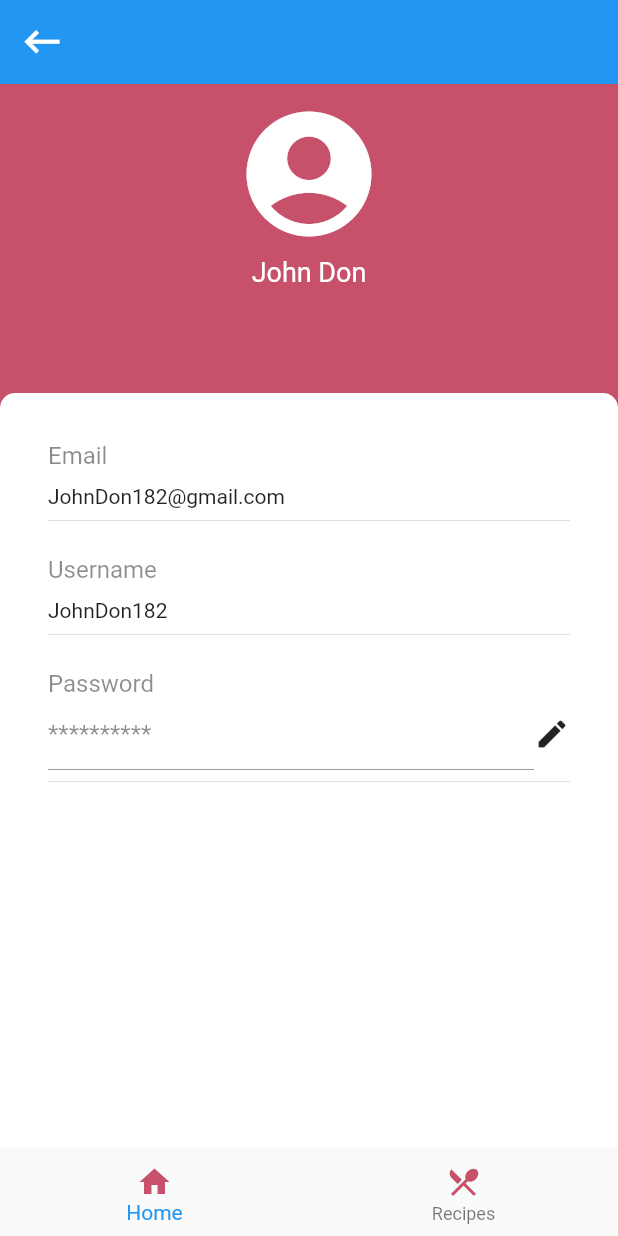
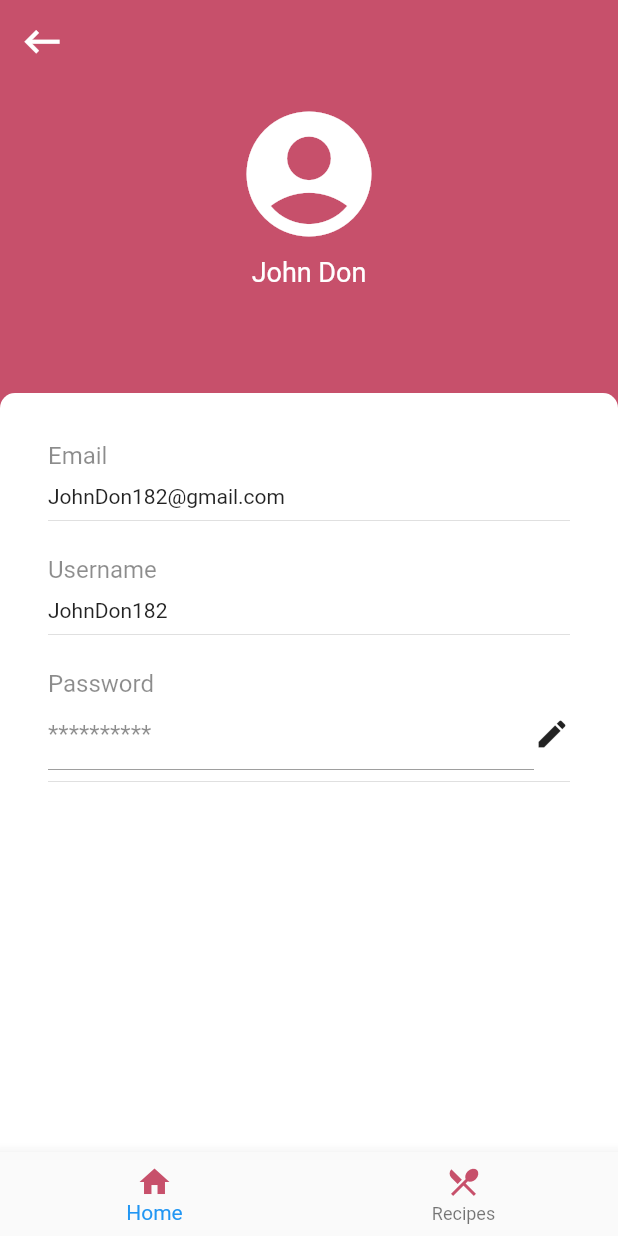
Before and after one commit to josecumbe/recipeAgg, a Flutter app: the screen it shows after launch, after a tap on the "account circle" icon, on a phone screen of 412 x 824 dp. Run offline on Flutter 3.47's test engine with Material 2 defaults, Android fonts, the phone set to English and light mode, and no system bars; missing offline and left inert: dart:ffi.

Commit message:
fix appbar background color

```diff
--- a/lib/main.dart
+++ b/lib/main.dart
@@ -6,5 +6,6 @@ import './screens/profile.dart';
 
 
 void main() => runApp(MaterialApp(
+  debugShowCheckedModeBanner: false,
   home:HomePage(),
 ));
--- a/lib/screens/details_recipe.dart
+++ b/lib/screens/details_recipe.dart
@@ -12,6 +12,7 @@ class _DetailsRecipe extends State<DetailsRecipe> {
   Widget build(BuildContext context) {
     return Scaffold(
       appBar: AppBar(
+        backgroundColor: Color(0XFFC7506B),
         centerTitle: true,
         title: Text('Prepare Recipe'),
         leading: IconButton(
--- a/lib/screens/home_page.dart
+++ b/lib/screens/home_page.dart
@@ -18,7 +18,7 @@ class HomePage extends StatefulWidget {
 }
 
 class _HomePageState extends State<HomePage> {
-  int _current_index = 0;
+
   Widget callPage(int currentIndex) {
 
   }
@@ -26,6 +26,7 @@ class _HomePageState extends State<HomePage> {
   Widget build(BuildContext context) {
     return Scaffold(
       appBar: AppBar(
+        backgroundColor: Color(0XFFC7506B),
         leading: IconButton(
           onPressed: () {
             Navigator.push(context, MaterialPageRoute(builder: (BuildContext context) => Profile()));
@@ -364,7 +365,7 @@ class _HomePageState extends State<HomePage> {
       ),
 
       bottomNavigationBar: BottomNavigationBar(
-        currentIndex: _current_index,
+
         items: [
           BottomNavigationBarItem(
             icon: Icon(
@@ -385,12 +386,7 @@ class _HomePageState extends State<HomePage> {
           ),
 
         ],
-        onTap: (index){
-          setState(() {
-            _current_index=index;
-          });
 
-        },
       ),
     );
   }
--- a/lib/screens/profile.dart
+++ b/lib/screens/profile.dart
@@ -19,6 +19,7 @@ class _ProfileState extends State<Profile> {
   Widget build(BuildContext context) {
     return Scaffold(
       appBar: AppBar(
+        backgroundColor: Color(0XFFC7506B),
         leading: IconButton(
           onPressed: () {
             Navigator.pop(context);
--- a/lib/screens/suggestions.dart
+++ b/lib/screens/suggestions.dart
@@ -14,7 +14,10 @@ class _Suggestions extends State<Suggestions> {
   Widget build(BuildContext context) {
     return Scaffold(
 
+
+
       appBar: AppBar(
+        backgroundColor: Color(0XFFC7506B),
 
         centerTitle: true,
         title: Text('Suggested Recipes'),
```
